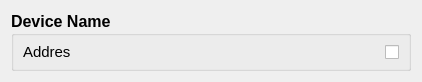
Old version of the form deviceview.ui in the repository jcaden/BlueZ-Manager.
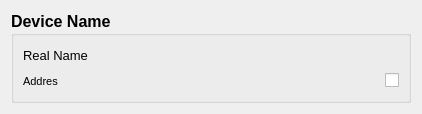
New version of the form.

Commit message: Some changes in deviceView interface

Diff of the .ui file:
```diff
--- a/deviceview.ui
+++ b/deviceview.ui
@@ -7,7 +7,7 @@
     <x>0</x>
     <y>0</y>
     <width>408</width>
-    <height>68</height>
+    <height>97</height>
    </rect>
   </property>
   <property name="windowTitle">
@@ -19,7 +19,7 @@
      <property name="minimumSize">
       <size>
        <width>400</width>
-       <height>60</height>
+       <height>0</height>
       </size>
      </property>
      <property name="font">
@@ -33,11 +33,17 @@
       <string>Device Name</string>
      </property>
      <layout class="QGridLayout" name="gridLayout_2">
-      <item row="0" column="0">
+      <item row="1" column="0" colspan="2">
        <widget class="QLabel" name="address">
+        <property name="minimumSize">
+         <size>
+          <width>0</width>
+          <height>17</height>
+         </size>
+        </property>
         <property name="font">
          <font>
-          <pointsize>11</pointsize>
+          <pointsize>8</pointsize>
           <weight>50</weight>
           <bold>false</bold>
          </font>
@@ -47,7 +53,7 @@
         </property>
        </widget>
       </item>
-      <item row="0" column="2">
+      <item row="1" column="3">
        <widget class="QCheckBox" name="checkBox">
         <property name="font">
          <font>
@@ -67,7 +73,30 @@
         </property>
        </widget>
       </item>
-      <item row="0" column="1">
+      <item row="0" column="0" colspan="4">
+       <widget class="QLabel" name="realName">
+        <property name="minimumSize">
+         <size>
+          <width>0</width>
+          <height>20</height>
+         </size>
+        </property>
+        <property name="font">
+         <font>
+          <pointsize>10</pointsize>
+          <weight>50</weight>
+          <bold>false</bold>
+         </font>
+        </property>
+        <property name="toolTip">
+         <string>Real device name</string>
+        </property>
+        <property name="text">
+         <string>Real Name</string>
+        </property>
+       </widget>
+      </item>
+      <item row="1" column="2">
        <spacer name="horizontalSpacer">
         <property name="orientation">
          <enum>Qt::Horizontal</enum>
```
Left out of the diff: 3 changed lines with no effect on the pictures. The commit also changes 1 other file.
